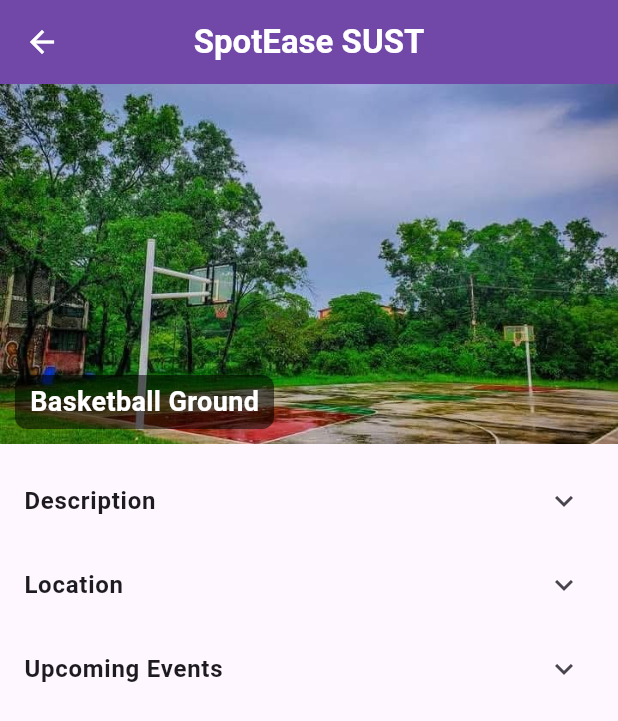
After one commit to mohaiminulnirob/SWE-250_Android_App, a Flutter app: the BasketballGroundPage screen opened directly, on a phone screen of 412 x 824 dp. The commit adds this screen. Shown: the top 721 px of the screen. Run offline on Flutter 3.47's test engine with Material 3 defaults, Android fonts, the phone set to English and light mode, and no system bars.

Commit message:
add spot description

```diff
--- /dev/null
+++ b/lib/pages/basketball_ground.dart
@@ -0,0 +1,71 @@
+import 'package:flutter/material.dart';
+import 'package:project/widgets/custom_app_bar.dart';
+import 'package:project/widgets/spot_description.dart';
+import 'package:project/widgets/spot_location.dart';
+import 'package:project/widgets/spot_upcoming_events.dart';
+
+class BasketballGroundPage extends StatefulWidget {
+  const BasketballGroundPage({super.key});
+
+  @override
+  State<BasketballGroundPage> createState() => _BasketballGroundPageState();
+}
+
+class _BasketballGroundPageState extends State<BasketballGroundPage> {
+  @override
+  Widget build(BuildContext context) {
+    return Scaffold(
+      appBar: const CustomAppBar(title: "SpotEase SUST", showBackButton: true),
+      body: SingleChildScrollView(
+        child: Column(
+          crossAxisAlignment: CrossAxisAlignment.start,
+          children: [
+            Stack(
+              children: [
+                Image.asset(
+                  'assets/images/basketball_ground.jpg',
+                  height: 240,
+                  width: double.infinity,
+                  fit: BoxFit.cover,
+                ),
+                Positioned(
+                  bottom: 10,
+                  left: 10,
+                  child: Container(
+                    padding:
+                        const EdgeInsets.symmetric(vertical: 5, horizontal: 10),
+                    decoration: BoxDecoration(
+                      color: Colors.black54,
+                      borderRadius: BorderRadius.circular(8),
+                    ),
+                    child: const Text(
+                      "Basketball Ground",
+                      style: TextStyle(
+                        color: Colors.white,
+                        fontSize: 18,
+                        fontWeight: FontWeight.bold,
+                      ),
+                    ),
+                  ),
+                ),
+              ],
+            ),
+            const SizedBox(height: 10),
+            SpotDescription(
+              title: "Description",
+              content: const Padding(
+                padding: EdgeInsets.all(10.0),
+                child: Text(
+                  "The basketball ground of SUST is a popular spot for students and sports enthusiasts. It hosts practice sessions and university-level competitions.",
+                  style: TextStyle(fontSize: 16),
+                ),
+              ),
+            ),
+            const SpotLocation(),
+            const SpotUpcomingEvents(),
+          ],
+        ),
+      ),
+    );
+  }
+}
--- /dev/null
+++ b/lib/widgets/spot_description.dart
@@ -0,0 +1,35 @@
+import 'package:flutter/material.dart';
+
+class SpotDescription extends StatefulWidget {
+  final String title;
+  final Widget content;
+
+  const SpotDescription(
+      {super.key, required this.title, required this.content});
+
+  @override
+  State<SpotDescription> createState() => _SpotDescriptionState();
+}
+
+class _SpotDescriptionState extends State<SpotDescription> {
+  bool _isOpen = false;
+
+  @override
+  Widget build(BuildContext context) {
+    return Column(
+      children: [
+        ListTile(
+          title: Text(widget.title,
+              style: const TextStyle(fontWeight: FontWeight.bold)),
+          trailing: Icon(_isOpen ? Icons.expand_less : Icons.expand_more),
+          onTap: () {
+            setState(() {
+              _isOpen = !_isOpen;
+            });
+          },
+        ),
+        if (_isOpen) widget.content,
+      ],
+    );
+  }
+}
--- /dev/null
+++ b/lib/widgets/spot_location.dart
@@ -0,0 +1,35 @@
+import 'package:flutter/material.dart';
+
+class SpotLocation extends StatefulWidget {
+  const SpotLocation({super.key});
+
+  @override
+  State<SpotLocation> createState() => _SpotLocationState();
+}
+
+class _SpotLocationState extends State<SpotLocation> {
+  bool _isOpen = false;
+
+  @override
+  Widget build(BuildContext context) {
+    return Column(
+      children: [
+        ListTile(
+          title: const Text("Location",
+              style: TextStyle(fontWeight: FontWeight.bold)),
+          trailing: Icon(_isOpen ? Icons.expand_less : Icons.expand_more),
+          onTap: () {
+            setState(() {
+              _isOpen = !_isOpen;
+            });
+          },
+        ),
+        if (_isOpen)
+          const Padding(
+            padding: EdgeInsets.all(10.0),
+            child: Text("Location details will be added here."),
+          ),
+      ],
+    );
+  }
+}
--- /dev/null
+++ b/lib/widgets/spot_upcoming_events.dart
@@ -0,0 +1,35 @@
+import 'package:flutter/material.dart';
+
+class SpotUpcomingEvents extends StatefulWidget {
+  const SpotUpcomingEvents({super.key});
+
+  @override
+  State<SpotUpcomingEvents> createState() => _SpotUpcomingEventsState();
+}
+
+class _SpotUpcomingEventsState extends State<SpotUpcomingEvents> {
+  bool _isOpen = false;
+
+  @override
+  Widget build(BuildContext context) {
+    return Column(
+      children: [
+        ListTile(
+          title: const Text("Upcoming Events",
+              style: TextStyle(fontWeight: FontWeight.bold)),
+          trailing: Icon(_isOpen ? Icons.expand_less : Icons.expand_more),
+          onTap: () {
+            setState(() {
+              _isOpen = !_isOpen;
+            });
+          },
+        ),
+        if (_isOpen)
+          const Padding(
+            padding: EdgeInsets.all(10.0),
+            child: Text("Upcoming events will be listed here."),
+          ),
+      ],
+    );
+  }
+}
```
Also changed, not shown: lib/pages/auditorium.dart (added, +71 -0 lines), lib/pages/central_field.dart (added, +71 -0 lines), lib/pages/handball_ground.dart (added, +71 -0 lines), lib/pages/home_page.dart (+5 -5 lines), lib/pages/mini_auditorium.dart (added, +71 -0 lines), lib/widgets/spot_list.dart (+33 -5 lines).
